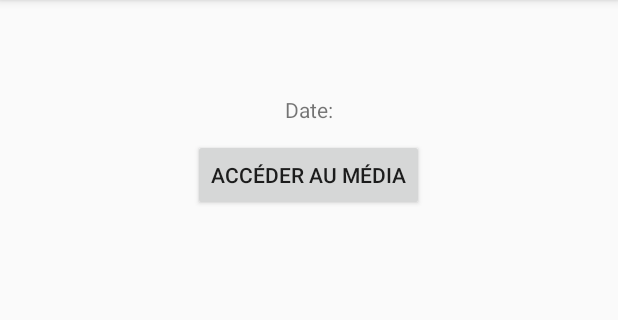
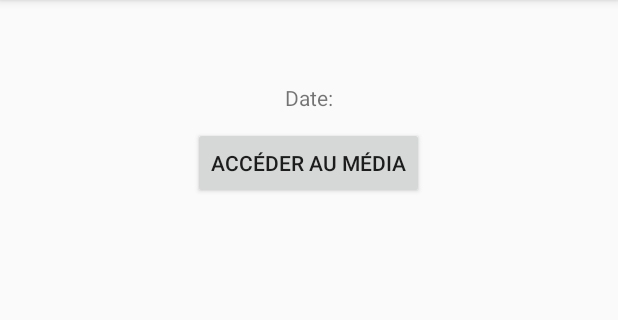
Before and after one commit to sebtex1/AndroidProjetST, an Android app: the screen it shows after launch (ImageActivity), after a tap on "->", on a phone screen of 412 x 824 dp, the part 84-404 px from its top. Run offline under Robolectric (Android 15) with nearby library versions, the light colour scheme and no system bars; our stand-ins replace Picasso, Volley; network calls fail; pictures from the network do not load; 7 statements that could not run were skipped.

Commit message:
correction padding image

```diff
--- a/app/src/main/res/layout/activity_image.xml
+++ b/app/src/main/res/layout/activity_image.xml
@@ -5,7 +5,6 @@
     android:layout_width="match_parent"
     android:layout_height="match_parent"
     tools:context=".ImageActivity"
-    android:padding="8dp"
     >
     <LinearLayout
         android:layout_width="match_parent"
```
